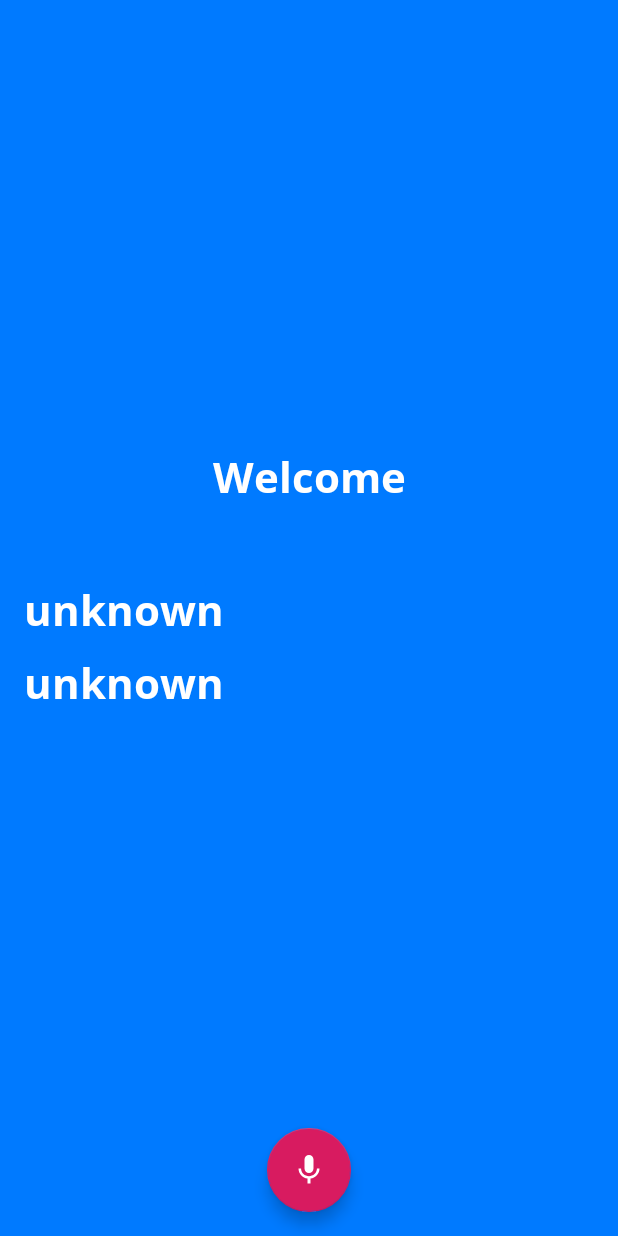
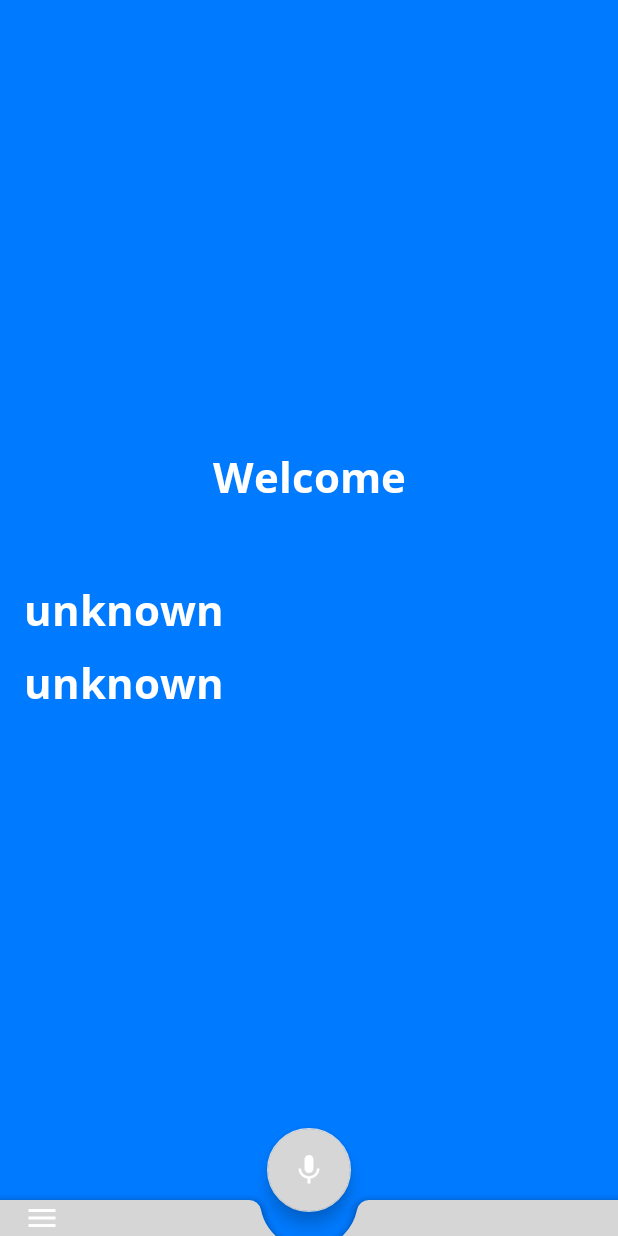
Before and after one commit to karldusenbery/AmpliVoiceTest2, an Android app: the DashboardActivity screen opened directly, with no data from a screen before it, on a phone screen of 412 x 824 dp. Run offline under Robolectric (Android 15) with nearby library versions, the phone set to English and light mode, and no system bars; our stand-ins replace Firebase (no records; nobody signed in at launch, a user with empty details on screens opened directly); 1 statement that could not run was skipped.

Commit message:
Added Ampli-Voice colors.

```diff
--- a/app/build.gradle
+++ b/app/build.gradle
@@ -41,12 +41,12 @@ dependencies {
     annotationProcessor 'com.jakewharton:butterknife-compiler:10.0.0'
 
     // Support Libs
-    implementation 'androidx.appcompat:appcompat:1.0.0'
+    implementation 'androidx.appcompat:appcompat:1.0.2'
     implementation 'androidx.vectordrawable:vectordrawable-animated:1.0.0'
     implementation 'androidx.cardview:cardview:1.0.0'
     implementation 'androidx.browser:browser:1.0.0'
     implementation 'com.google.android.material:material:1.0.0'
-    implementation 'androidx.multidex:multidex:2.0.0'
+    implementation 'androidx.multidex:multidex:2.0.1'
     implementation 'androidx.recyclerview:recyclerview:1.0.0'
     implementation 'com.google.android.material:material:1.0.0'
 
--- /dev/null
+++ b/app/src/main/res/drawable-anydpi/ic_action_menu.xml
@@ -0,0 +1,10 @@
+<vector xmlns:android="http://schemas.android.com/apk/res/android"
+    android:width="24dp"
+    android:height="24dp"
+    android:viewportWidth="24"
+    android:viewportHeight="24"
+    android:tint="#FFFFFF">
+    <path
+        android:fillColor="#FF000000"
+        android:pathData="M3,18h18v-2L3,16v2zM3,13h18v-2L3,11v2zM3,6v2h18L21,6L3,6z"/>
+</vector>
--- a/app/src/main/res/layout/activity_dashboard.xml
+++ b/app/src/main/res/layout/activity_dashboard.xml
@@ -15,7 +15,7 @@
         android:gravity="center_vertical"
         android:orientation="vertical"
         android:padding="16dp"
-        android:background="#007AFF"
+        android:background="@color/ampliBlue"
         tools:context=".DashboardActivity">
 
         <TextView
@@ -26,7 +26,7 @@
             android:fontFamily="@font/open_sans_bold"
             android:text="Welcome"
             android:textAlignment="center"
-            android:textColor="#FFFFFF"
+            android:textColor="@color/colorWhite"
             android:textSize="28sp" />
         <TextView
             android:id="@+id/tvFirstName"
@@ -35,7 +35,7 @@
             android:layout_marginBottom="10dp"
             android:fontFamily="@font/open_sans_bold"
             android:text="First"
-            android:textColor="#FFFFFF"
+            android:textColor="@color/colorWhite"
             android:textSize="28sp" />
         <TextView
             android:id="@+id/tvLastName"
@@ -44,17 +44,23 @@
             android:layout_marginBottom="50dp"
             android:fontFamily="@font/open_sans_bold"
             android:text="Last"
-            android:textColor="#FFFFFF"
+            android:textColor="@color/colorWhite"
             android:textSize="28sp" />
     </LinearLayout>
 
+    <com.google.android.material.bottomappbar.BottomAppBar
+        android:id="@+id/bottom_app_bar"
+        android:layout_width="match_parent"
+        android:layout_height="wrap_content"
+        android:layout_gravity="bottom"
+        app:backgroundTint="@color/colorPrimary"
+        app:fabAlignmentMode="center"
+        app:navigationIcon="@drawable/ic_action_menu"/>
+
     <com.google.android.material.floatingactionbutton.FloatingActionButton
-        android:id="@+id/fabRecordButton"
+        android:id="@+id/fab"
         android:layout_width="wrap_content"
         android:layout_height="wrap_content"
-        android:layout_gravity="bottom|center_horizontal"
-        android:layout_margin="16dp"
-        android:clickable="true"
-        android:focusable="true"
-        app:srcCompat="@drawable/ic_action_record" />
+        android:src="@drawable/ic_action_record"
+        app:layout_anchor="@id/bottom_app_bar" />
 </androidx.coordinatorlayout.widget.CoordinatorLayout>
--- a/app/src/main/res/layout/activity_login.xml
+++ b/app/src/main/res/layout/activity_login.xml
@@ -17,7 +17,7 @@
         android:fontFamily="@font/open_sans_bold"
         android:text="Login"
         android:textAlignment="center"
-        android:textColor="#007AFF"
+        android:textColor="@color/ampliBlue"
         android:textSize="28sp" />
 
     <EditText
--- a/app/src/main/res/layout/activity_registration.xml
+++ b/app/src/main/res/layout/activity_registration.xml
@@ -17,7 +17,7 @@
         android:fontFamily="@font/open_sans_bold"
         android:text="Register New Account"
         android:textAlignment="center"
-        android:textColor="#007AFF"
+        android:textColor="@color/ampliBlue"
         android:textSize="28sp" />
     <EditText
         android:id="@+id/etFirstName"
@@ -62,7 +62,7 @@
         android:text="Register"
         android:textSize="22sp"
         android:textAllCaps="false"
-        android:textColor="#ffffff"
+        android:textColor="@color/colorWhite"
         android:background="@drawable/mybluebutton"/>
 
     <ProgressBar
--- a/app/src/main/res/values/colors.xml
+++ b/app/src/main/res/values/colors.xml
@@ -1,6 +1,23 @@
 <?xml version="1.0" encoding="utf-8"?>
 <resources>
-    <color name="colorPrimary">#000000</color>
-    <color name="colorPrimaryDark">#000000</color>
-    <color name="colorAccent">#D81B60</color>
+
+    <!-- primary app colors -->
+    <color name="ampliBlue">#007AFF</color>
+    <color name="darkBlue">#0061CC</color>
+    <color name="ampliRed">#D0021B</color>
+    <color name="ampliPurple">#9013FE</color>
+    <color name="ampliGreen">#2DC369</color>
+    <color name="ampliOrange">#FD9627</color>
+
+    <!-- gray colors -->
+    <color name="darkGray">#4A4A4A</color>
+    <color name="lightGray">#9B9B9B</color>
+
+    <!-- black and white colors -->
+    <color name="colorBlack">#000000</color>
+    <color name="colorWhite">#FFFFFF</color>
+
+    <!-- gradient  colors -->
+    <color name="gradientPurple">#9013FE</color>
+    <color name="gradientRed">#C40068</color>
 </resources>
```
Also changed, not shown: app/src/main/res/layout/activity_main.xml (+4 -4 lines), app/src/main/res/drawable-hdpi/ic_action_menu.png (added), app/src/main/res/drawable-mdpi/ic_action_menu.png (added), app/src/main/res/drawable-xhdpi/ic_action_menu.png (added), app/src/main/res/drawable-xxhdpi/ic_action_menu.png (added).
